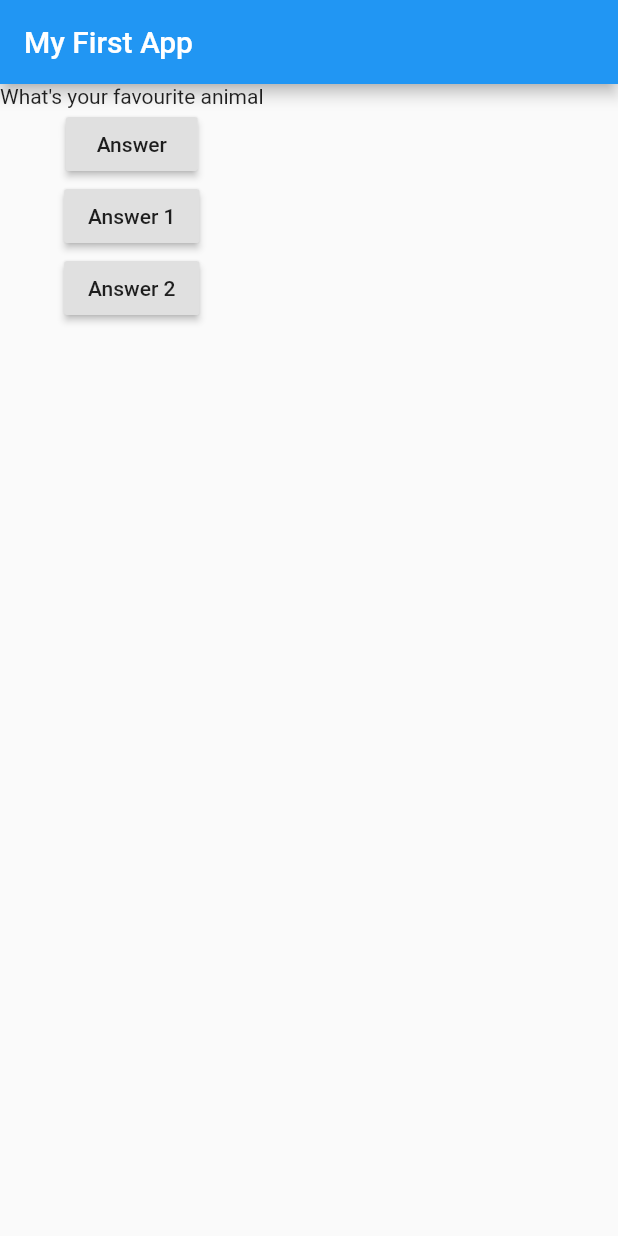
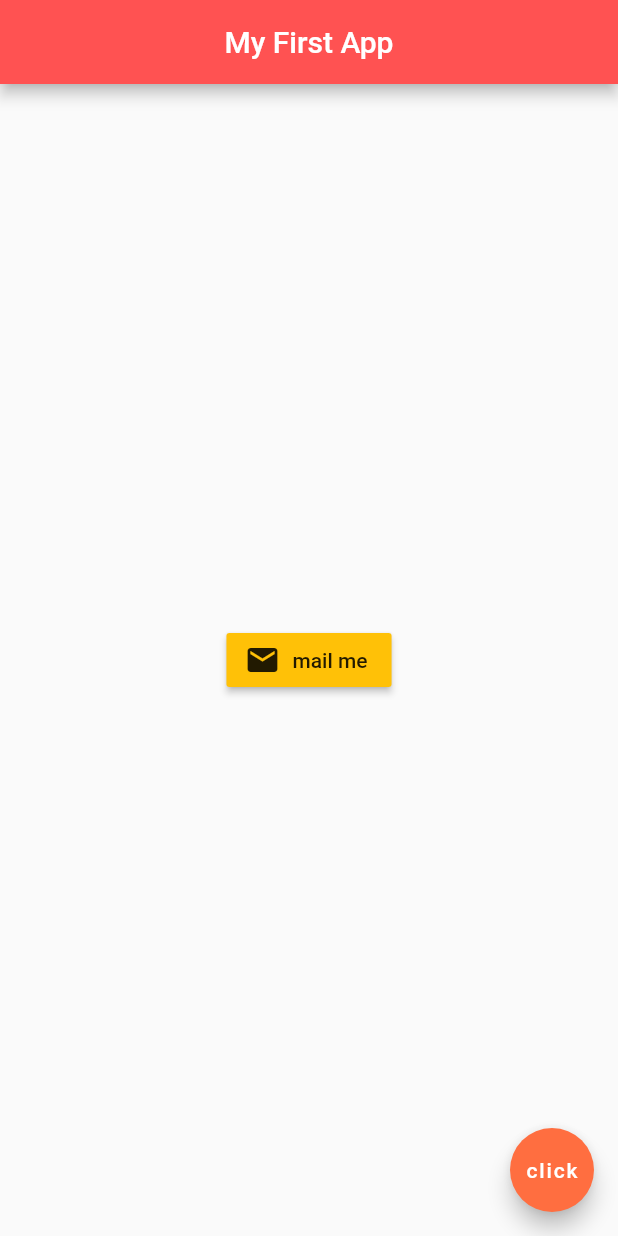
Before and after one commit to Nik-1595/Flutter, a Flutter app: the screen it shows after launch, on a phone screen of 412 x 824 dp. Run offline on Flutter 3.47's test engine with Material 2 defaults, Android fonts, the phone set to English and light mode, and no system bars.

Commit message:
Buttons and icons

```diff
--- a/lib/main.dart
+++ b/lib/main.dart
@@ -1,60 +1,51 @@
 import 'package:flutter/material.dart';
 
 void main(){
-    runApp(MyApp());
-}
+    runApp(MaterialApp(
 
+      home: MyApp(),
 
-
-class MyApp extends StatefulWidget {
-
-    @override
-    State<StatefulWidget> createState(){
-      return MyAppState();
-    }
-}
-
-class MyAppState extends State<MyApp>{
-
-
-  var questionIndex = 0;
-
-  void answer(){
-    setState(() {
-
-        questionIndex = questionIndex +1 ;
-
-
-    });
+    ));
 
 }
 
+class MyApp extends StatelessWidget{
   @override
-    Widget build(BuildContext ctx){
+  Widget build(BuildContext context){
+    return Scaffold(
 
-        var question=[
-          'What\'s your favourite animal',
-          'What\'s your favourite color',
-        ];
+      appBar: AppBar(
 
-          return MaterialApp(home: Scaffold(
-            appBar: AppBar(title: Text('My First App'),),
-            body: Column(
-              children: [
-                Text(
-                    question[questionIndex],
+        title: Text('My First App'),
+
+        centerTitle: true,
+
+        backgroundColor: Colors.redAccent,
+
       ),
-                RaisedButton(
-                    child: Text('Answer'),
-                    onPressed: answer),
-                RaisedButton(
-                    child: Text('Answer 1'),
-                    onPressed: answer),
-                RaisedButton(
-                    child: Text('Answer 2'),
-                    onPressed: answer)
-              ],
+
+      body: Center(
+        child:RaisedButton.icon(
+          onPressed: () {},
+          icon: Icon(
+            Icons.mail
           ),
-          ));
+          label: Text('mail me'),
+          color: Colors.amber,
+        ),
+      ),
+
+
+      floatingActionButton: FloatingActionButton(
+
+        onPressed: (){},
+
+        child: Text('click'),
+
+        backgroundColor: Colors.deepOrangeAccent,
+
+      ),
+
+    );
   }
 }
--- a/pubspec.yaml
+++ b/pubspec.yaml
@@ -45,9 +45,8 @@ flutter:
   uses-material-design: true
 
   # To add assets to your application, add an assets section, like this:
-  # assets:
-  #   - images/a_dot_burr.jpeg
-  #   - images/a_dot_ham.jpeg
+  assets:
+    - assets/
 
   # An image asset can refer to one or more resolution-specific "variants", see
   # https://flutter.dev/assets-and-images/#resolution-aware.
```
Also changed, not shown: assets/yu.jpg (added). Lines whose indentation alone changed are shown as unchanged.
